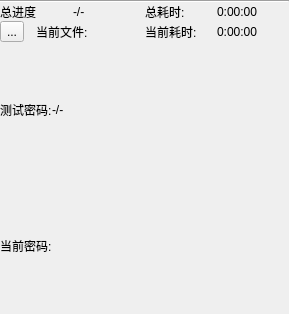
Old version of the form components/page_home/res/page_home.ui in the repository PPJUST/OnlyUnzip.
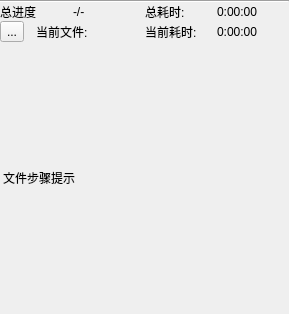
New version of the form. The open tabs and pages were chosen to show the change.

Commit message: 优化：一个中间步骤提示 修复：解压后移动文件时，如果路径相同则会报错

What changed in the file:
```diff
--- a/components/page_home/res/page_home.ui
+++ b/components/page_home/res/page_home.ui
@@ -175,7 +175,7 @@
        <item>
         <widget class="QStackedWidget" name="stackedWidget_2">
          <property name="currentIndex">
-          <number>0</number>
+          <number>2</number>
          </property>
          <widget class="QWidget" name="page_3">
           <layout class="QVBoxLayout" name="verticalLayout_4">
@@ -276,6 +276,32 @@
            </item>
           </layout>
          </widget>
+         <widget class="QWidget" name="page">
+          <layout class="QHBoxLayout" name="horizontalLayout_3">
+           <property name="spacing">
+            <number>0</number>
+           </property>
+           <property name="leftMargin">
+            <number>3</number>
+           </property>
+           <property name="topMargin">
+            <number>0</number>
+           </property>
+           <property name="rightMargin">
+            <number>0</number>
+           </property>
+           <property name="bottomMargin">
+            <number>0</number>
+           </property>
+           <item>
+            <widget class="QLabel" name="label_current_file_step_tip">
+             <property name="text">
+              <string>文件步骤提示</string>
+             </property>
+            </widget>
+           </item>
+          </layout>
+         </widget>
         </widget>
        </item>
       </layout>
```
Left out of the diff: 2 changed lines with no effect on the pictures. The commit also changes 7 other files.
